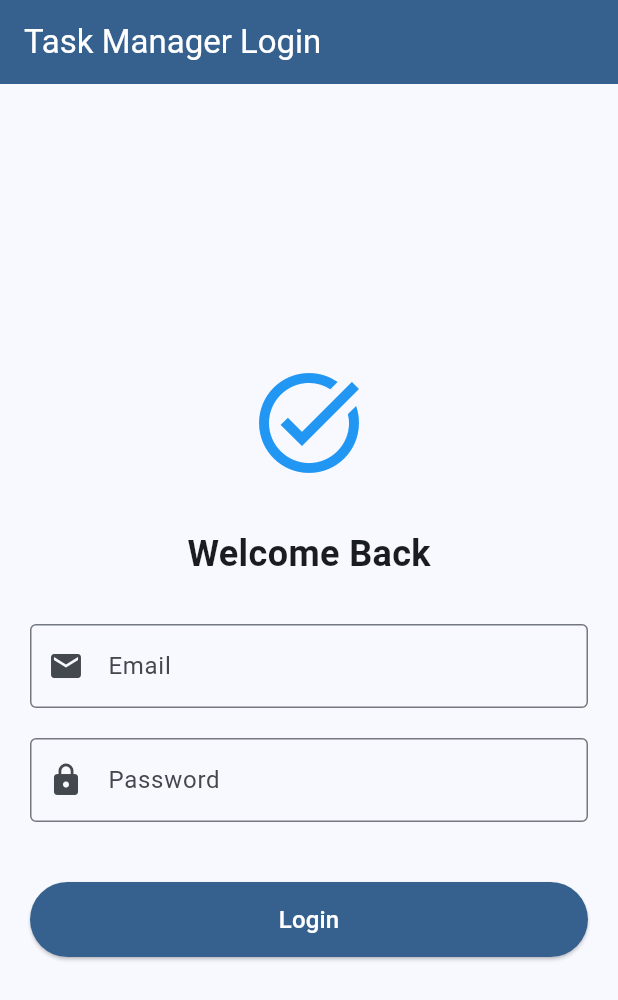
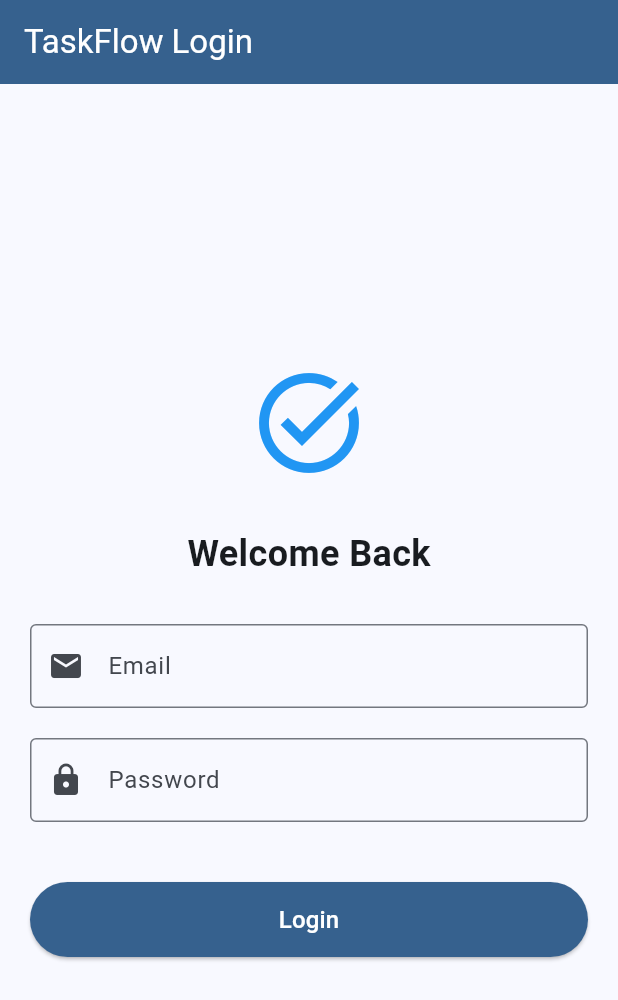
Before and after one commit to naimr02/task-manager-flutter, a Flutter app: the screen it shows after launch, on a phone screen of 412 x 824 dp. Shown: the top 1000 px of the screen. Run offline on Flutter 3.47's test engine with Material 3 defaults, Android fonts, the phone set to English and light mode, and no system bars; our stand-ins replace shared_preferences.

Commit message:
Rename app title to 'TaskFlow' in login, main, and task list screens

```diff
--- a/lib/main.dart
+++ b/lib/main.dart
@@ -13,7 +13,7 @@ class MyApp extends StatelessWidget {
   @override
   Widget build(BuildContext context) {
     return MaterialApp(
-      title: 'Task Manager',
+      title: 'TaskFlow',
       theme: ThemeData(
         colorScheme: ColorScheme.fromSeed(seedColor: Colors.blue),
         useMaterial3: true,
--- a/lib/screens/login_screen.dart
+++ b/lib/screens/login_screen.dart
@@ -78,7 +78,7 @@ class _LoginScreenState extends State<LoginScreen> {
   Widget build(BuildContext context) {
     return Scaffold(
       appBar: AppBar(
-        title: const Text('Task Manager Login'),
+        title: const Text('TaskFlow Login'),
         backgroundColor: Theme.of(context).colorScheme.primary,
         foregroundColor: Colors.white,
       ),
--- a/lib/screens/task_list_screen.dart
+++ b/lib/screens/task_list_screen.dart
@@ -169,7 +169,7 @@ class _TaskListScreenState extends State<TaskListScreen> {
 
     return Scaffold(
       appBar: AppBar(
-        title: const Text('My Tasks'),
+        title: const Text('TaskFlow'),
         backgroundColor: Theme.of(context).colorScheme.primary,
         foregroundColor: Colors.white,
         actions: [
```
